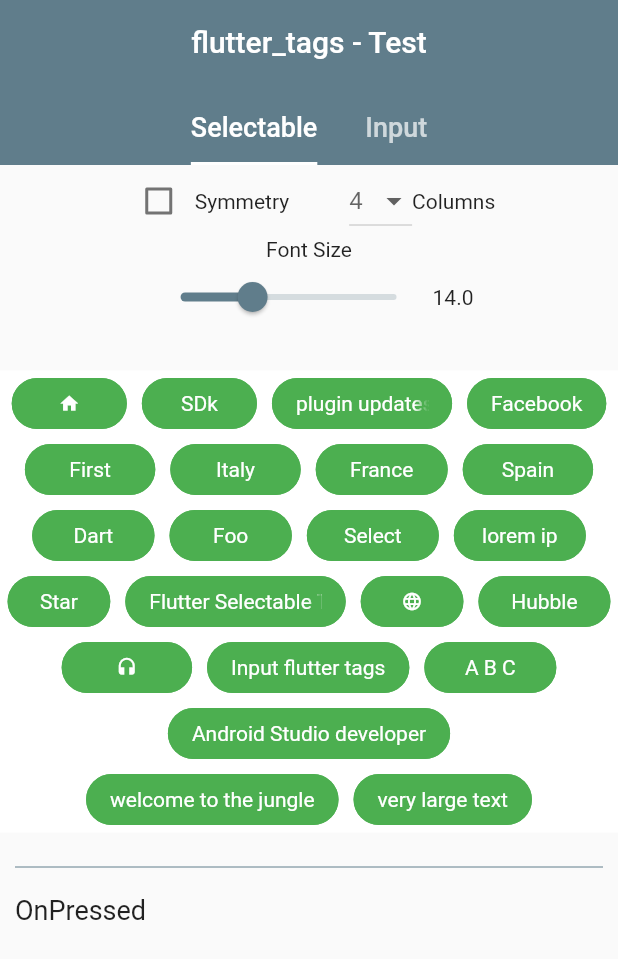
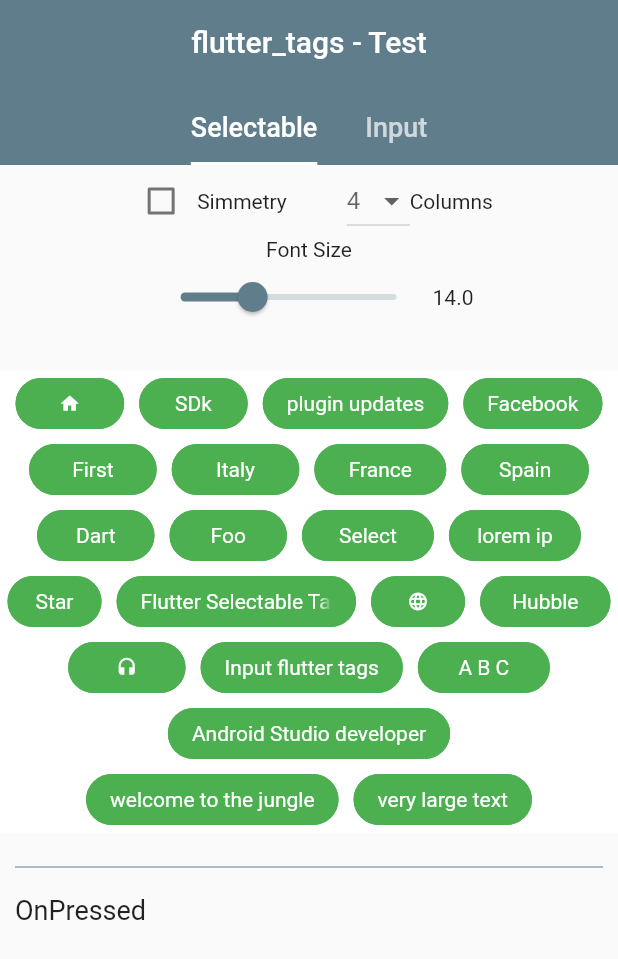
Before and after one commit to Dn-a/flutter_tags, a Flutter app: the screen it shows after launch, on a phone screen of 412 x 824 dp. Shown: the top 959 px of the screen. Run offline on Flutter 3.47's test engine with Material 2 defaults, Android fonts, the phone set to English and light mode, and no system bars.

```diff
--- a/example/lib/main.dart
+++ b/example/lib/main.dart
@@ -1,6 +1,6 @@
 import 'package:flutter/material.dart';
 
-import 'package:flutter_tags/flutter_selectable_tags.dart';
+import 'package:flutter_tags/selectable_tags.dart';
 
 void main() => runApp(MyApp());
 
@@ -64,15 +64,11 @@ class _MyHomePageState extends State<MyHomePage> with SingleTickerProviderStateM
     _tabController = TabController(length: 2, vsync: this);
     _scrollViewController = ScrollController();
 
-
-    //
-    setState(() {
-      _list.forEach((item) =>
-          _tags.add(
-              Tag(title: item, active: true,icon: (item=='0' || item=='1' || item=='2')? _icon[ int.parse(item) ]:null )
-          )
-      );
-    });
+    _list.forEach((item) =>
+        _tags.add(
+            Tag(title: item, active: true,icon: (item=='0' || item=='1' || item=='2')? _icon[ int.parse(item) ]:null )
+        )
+    );
 
   }
 
@@ -128,7 +124,7 @@ class _MyHomePageState extends State<MyHomePage> with SingleTickerProviderStateM
                                       });
                                     }
                                 ),
-                                Text('Symmetry')
+                                Text('Simmetry')
                               ],
                             ),
                             onTap: (){
--- a/lib/flutter_selectable_tags.dart
+++ b/lib/selectable_tags.dart
@@ -168,7 +168,7 @@ class _SelectableTagsState extends State<SelectableTags>
         Tag tag = _tags[index];
 
         return Flexible(
-            flex: (widget.symmetry)? null : (_tags[index].length/column+3).ceil(),
+            flex: (widget.symmetry)? null : (_tags[index].length/column+2).ceil(),
             child: Tooltip(
                 message: tag.title.toString(),
                 child: Container(
@@ -232,7 +232,7 @@ class _SelectableTagsState extends State<SelectableTags>
 class Tag
 {
     Tag({this.id, @required this.title, this.icon, this.active=true}){
-        this.length = title.length;
+        this.length =  (icon!=null)? 1 : title.length;
     }
 
     final int id;
```
Also changed, not shown: 2 other files.
